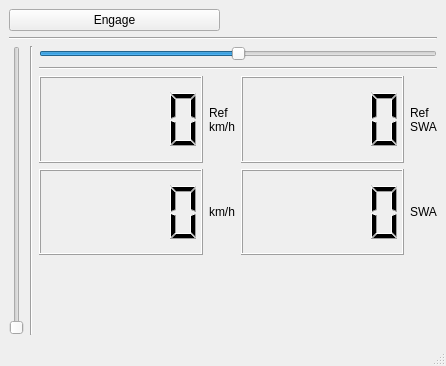
Before: the Qt Designer form mainwindow.ui in benjamin0906/CarSimUdpClient, drawn with Qt 5.
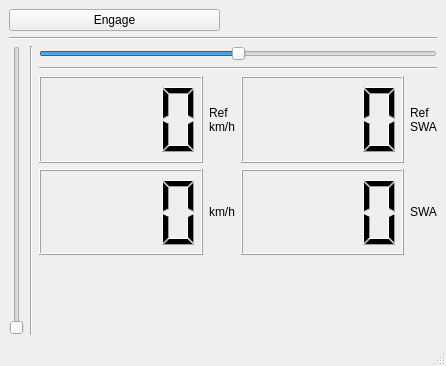
After: the same form once the commit is applied.

Commit message: Number of digits of the lcds has been decreased to 4. Minor clarifications have been performed.

What changed in the file:
```diff
--- a/mainwindow.ui
+++ b/mainwindow.ui
@@ -91,6 +91,9 @@
               <verstretch>0</verstretch>
              </sizepolicy>
             </property>
+            <property name="digitCount">
+             <number>4</number>
+            </property>
            </widget>
           </item>
           <item>
@@ -108,7 +111,11 @@
            </widget>
           </item>
           <item>
-           <widget class="QLCDNumber" name="RefSWALcd"/>
+           <widget class="QLCDNumber" name="RefSWALcd">
+            <property name="digitCount">
+             <number>4</number>
+            </property>
+           </widget>
           </item>
           <item>
            <widget class="QLabel" name="RefSWALabel">
@@ -129,7 +136,11 @@
         <item>
          <layout class="QHBoxLayout" name="CurrLcdHorLay">
           <item>
-           <widget class="QLCDNumber" name="CurrVeloLcd"/>
+           <widget class="QLCDNumber" name="CurrVeloLcd">
+            <property name="digitCount">
+             <number>4</number>
+            </property>
+           </widget>
           </item>
           <item>
            <widget class="QLabel" name="CurrVeloLabel">
@@ -145,7 +156,11 @@
            </widget>
           </item>
           <item>
-           <widget class="QLCDNumber" name="CurrSWALcd"/>
+           <widget class="QLCDNumber" name="CurrSWALcd">
+            <property name="digitCount">
+             <number>4</number>
+            </property>
+           </widget>
           </item>
           <item>
            <widget class="QLabel" name="CurrSWALabel">
```
The commit also changes 3 other files.
